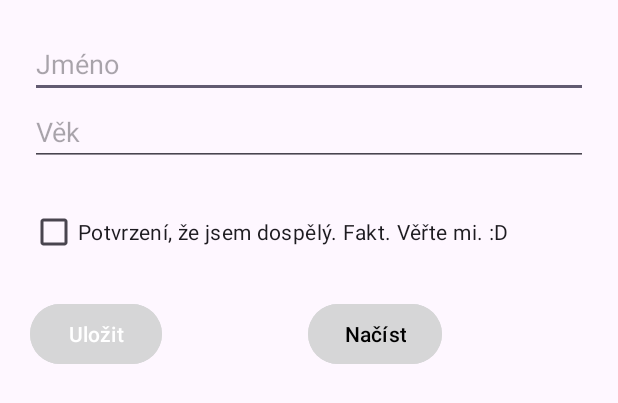
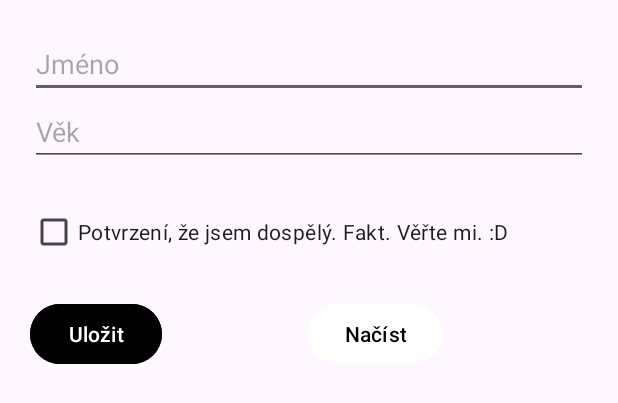
Before and after one commit to Reo529/github-lv-pma-2024, an Android app: the layout activity_main.xml on its own in the app's theme, with its tools: preview values and no code run, on a phone screen of 412 x 824 dp. Shown: the top 403 px of the screen. Run offline under Robolectric (Android 15) with nearby library versions, the phone set to English and light mode, and no system bars.

Commit message:
#009 update2

```diff
--- a/MyApp009skolni/app/build.gradle.kts
+++ b/MyApp009skolni/app/build.gradle.kts
@@ -5,7 +5,7 @@ plugins {
 
 android {
     namespace = "com.example.myapp009skolni"
-    compileSdk = 34
+    compileSdk = 35
 
     defaultConfig {
         applicationId = "com.example.myapp009skolni"
--- a/MyApp009skolni/app/src/main/res/layout/activity_main.xml
+++ b/MyApp009skolni/app/src/main/res/layout/activity_main.xml
@@ -36,7 +36,7 @@
         android:layout_width="wrap_content"
         android:layout_height="wrap_content"
         android:text="Uložit"
-        android:backgroundTint="@color/otherblue"
+        android:backgroundTint="@color/black"
         android:layout_marginTop="20dp"
         app:layout_constraintTop_toBottomOf="@id/cbAdult"
 
@@ -47,7 +47,7 @@
         android:layout_width="wrap_content"
         android:layout_height="wrap_content"
         android:layout_marginTop="20dp"
-        android:backgroundTint="@color/veryniceblue"
+        android:backgroundTint="@color/white"
         android:textColor="@color/black"
         android:text="Načíst"
         app:layout_constraintEnd_toEndOf="parent"
```
